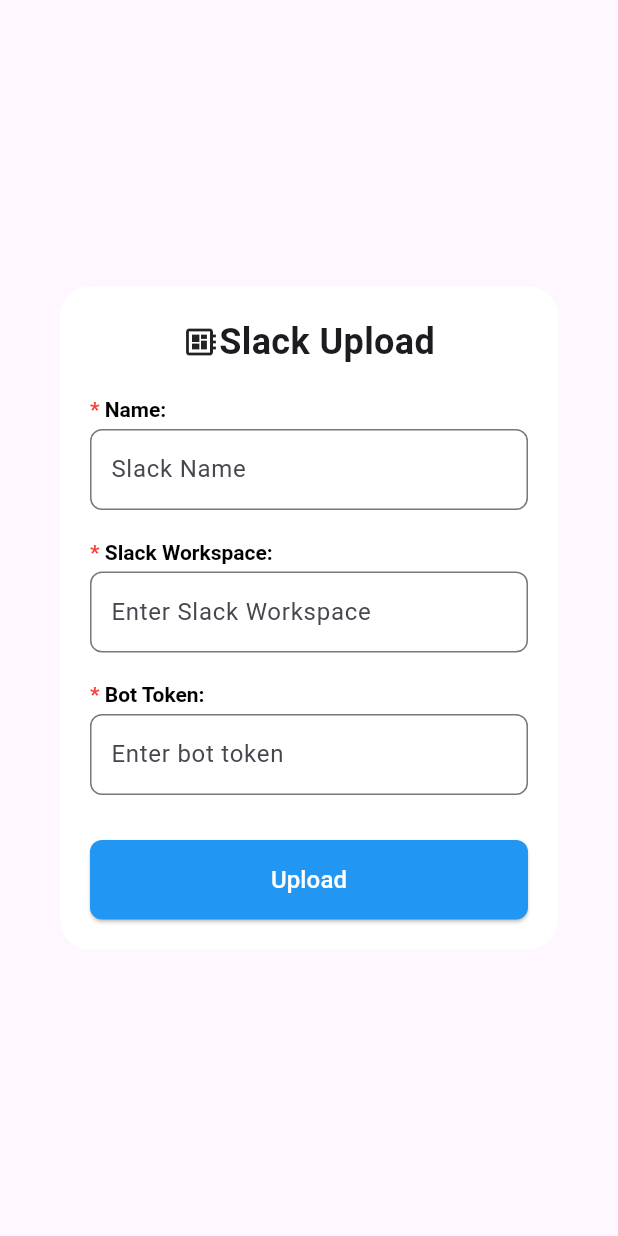
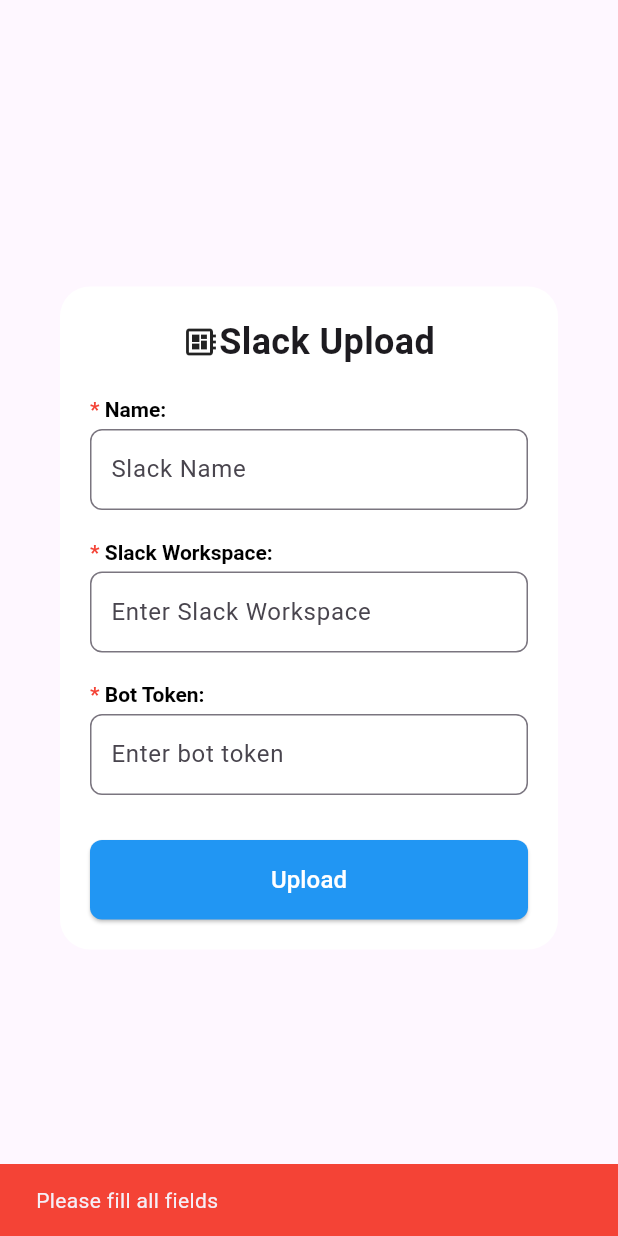
Before and after one commit to TranPhuocNhan/AItalk, a Flutter app: the UploadSlackDialog widget shown alone on an empty page, opened directly with empty values, after a tap on "Upload", on a phone screen of 412 x 824 dp. Run offline on Flutter 3.47's test engine with Material 3 defaults, Android fonts, the phone set to English and light mode, and no system bars; our stand-ins replace file_picker, get_it, google_mobile_ads, google_sign_in, injectable, shared_preferences; accounts and stored records are empty; network calls fail.

Commit message:
add check field for upload file, slack, web

```diff
--- a/lib/features/knowledge_base/presentation/widgets/upload_slack_dialog.dart
+++ b/lib/features/knowledge_base/presentation/widgets/upload_slack_dialog.dart
@@ -118,6 +118,18 @@
       width: double.infinity, // Để nút rộng theo chiều ngang
       child: ElevatedButton(
         onPressed: () {
+          // Check dữ liệu và thông báo lỗi trước khi gửi
+          if (slackNameController.text.isEmpty ||
+              slackWorkspaceController.text.isEmpty ||
+              botTokenController.text.isEmpty) {
+            ScaffoldMessenger.of(context).showSnackBar(
+              SnackBar(
+                content: Text("Please fill all fields"),
+                backgroundColor: Colors.red,
+              ),
+            );
+            return;
+          }
           // lây dữ liệu từ các text controller và gửi lên server
           knowledgeProvider.uploadKnowledgeFromSlack(
             knowledgeId: widget.knowledge.id,
@@ -127,6 +139,7 @@
           );
           // Hành động khi nhấn nút Upload
           print("Upload button pressed");
+          Navigator.of(context).pop(); // Đóng dialog
         },
         style: ElevatedButton.styleFrom(
           padding: EdgeInsets.symmetric(vertical: 15),
```
Also changed, not shown: lib/features/knowledge_base/presentation/widgets/upload_file_dialog.dart (+10 -0 lines), lib/features/knowledge_base/presentation/widgets/upload_web_dialog.dart (+10 -0 lines).
